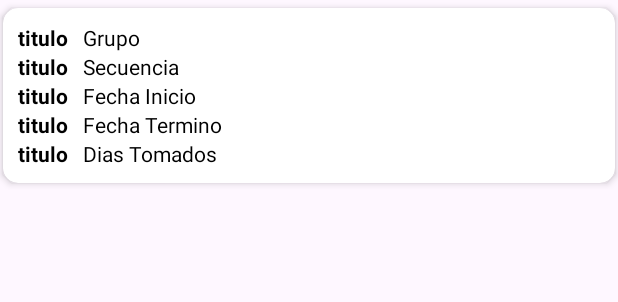
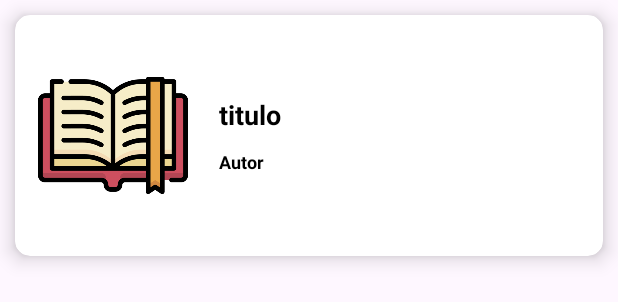
Before and after one commit to AlejandroMevi/books, an Android app: the layout list_books.xml on its own in the app's theme, with its tools: preview values and no code run, on a phone screen of 412 x 824 dp. Shown: the top 302 px of the screen. Run offline under Robolectric (Android 15) with nearby library versions, the phone set to English and light mode, and no system bars.

Commit message:
cardView personalizada
cardView personalizada

```diff
--- a/app/src/main/java/com/example/books/ui/home/BooksFragment.kt
+++ b/app/src/main/java/com/example/books/ui/home/BooksFragment.kt
@@ -47,7 +47,7 @@ class BooksFragment : Fragment() {
                     val dataModel = BooksInfo()
                     dataModel.id = response.items[i].id
                     dataModel.title = response.items[i].volumeInfo.title
-                    dataModel.authors = response.items[i].volumeInfo.authors.toString()
+                    dataModel.authors = response.items[i].volumeInfo.authors
                     dataModel.description = response.items[i].volumeInfo.description
                     dataModel.smallThumbnail =
                         response.items[i].volumeInfo.imageLinks.smallThumbnail
--- a/app/src/main/java/com/example/books/ui/home/BooksInfo.kt
+++ b/app/src/main/java/com/example/books/ui/home/BooksInfo.kt
@@ -3,7 +3,7 @@ package com.example.books.ui.home
 data class BooksInfo(
     var id: String? = null,
     var title: String? = null,
-    var authors: String? = null,
+    var authors: List<String>? = null,
     var description: String? = null,
     var smallThumbnail: String? = null,
     var thumbnail: String? = null,
--- a/app/src/main/java/com/example/books/ui/home/ListBooksAdapter.kt
+++ b/app/src/main/java/com/example/books/ui/home/ListBooksAdapter.kt
@@ -14,8 +14,7 @@ import com.example.books.databinding.ListBooksBinding
 class ListBooksAdapter
     (private val item: List<BooksInfo>) : RecyclerView.Adapter<ViewHolderGeneral<*>>() {
     companion object {
-        var listSolicitudSelect = MutableLiveData<List<Long>>()
-        val solicitudesSelect = mutableListOf<Long>()
+        var bookSelect = MutableLiveData<List<Long>>()
     }
     override fun onCreateViewHolder(parent: ViewGroup, viewType: Int): ViewHolderGeneral<*> {
         val itemBinding = ListBooksBinding.inflate(
@@ -42,12 +41,10 @@ class ListBooksAdapter
     override fun getItemCount(): Int = item.size
     private inner class ViewHolder(val binding: ListBooksBinding, val context: Context) : ViewHolderGeneral<BooksInfo>(binding.root) {
         override fun bind(item: BooksInfo) {
-            val grupo = item.authors
-            val secuencia = item.description
-            val fechaInicio = item.previewLink
-            binding.tvGrupo.text = grupo
-            binding.tvSecuencia.text = secuencia
-            binding.tvFechaInicio.text = fechaInicio
+            val autor = item.authors
+            val titulo = item.title
+            binding.titleBook.text = titulo
+            binding.titleAutor.text = autor.toString()
             /*
             binding.cbAutorizar.setOnCheckedChangeListener { _, isChecked ->
                 if (isChecked) {
--- a/app/src/main/res/layout/list_books.xml
+++ b/app/src/main/res/layout/list_books.xml
@@ -3,6 +3,7 @@
     xmlns:app="http://schemas.android.com/apk/res-auto"
     android:id="@+id/card"
     style="@style/ListabooksCardView"
+    android:layout_margin="@dimen/margin_normal"
     android:layout_width="match_parent"
     android:layout_height="wrap_content">
 
@@ -11,125 +12,52 @@
         android:layout_height="match_parent"
         android:layout_margin="@dimen/margin_normal">
 
+        <LinearLayout
+            android:layout_width="match_parent"
+            android:layout_height="match_parent"
+            android:orientation="horizontal"
+            app:layout_constraintBottom_toBottomOf="parent"
+            app:layout_constraintEnd_toEndOf="parent"
+            app:layout_constraintStart_toStartOf="parent"
+            app:layout_constraintTop_toTopOf="parent">
+
+            <ImageView
+                android:layout_width="100dp"
+                android:layout_height="130dp"
+                android:layout_margin="@dimen/margin_small"
+                android:src="@drawable/book" />
+
+
+            <LinearLayout
+                android:layout_width="wrap_content"
+                android:layout_height="wrap_content"
+                android:layout_margin="@dimen/margin_normal"
+                android:layout_gravity="center"
+                android:orientation="vertical">
+
                 <com.google.android.material.textview.MaterialTextView
-            android:id="@+id/title_grupo"
+                    android:id="@+id/title_book"
                     style="@style/TextHeader"
                     android:layout_width="wrap_content"
                     android:text="titulo"
+                    android:textSize="@dimen/text_title"
+                    android:layout_margin="@dimen/margin_small"
+                    android:textStyle="bold"
                     app:layout_constraintStart_toStartOf="parent"
                     app:layout_constraintTop_toTopOf="parent" />
 
                 <com.google.android.material.textview.MaterialTextView
-            android:id="@+id/title_secuencia"
+                    android:id="@+id/title_autor"
                     style="@style/TextHeader"
                     android:layout_width="wrap_content"
-            android:text="titulo"
-            app:layout_constraintStart_toStartOf="parent"
-            app:layout_constraintTop_toBottomOf="@+id/tv_grupo" />
+                    android:textSize="@dimen/text_body"
+                    android:layout_margin="@dimen/margin_small"
+                    android:text="Autor"
+                    app:layout_constraintStart_toStartOf="parent" />
+            </LinearLayout>
 
-        <com.google.android.material.textview.MaterialTextView
-            android:id="@+id/title_fechaInicio"
-            style="@style/TextHeader"
-            android:layout_width="wrap_content"
-            android:text="titulo"
-            app:layout_constraintStart_toStartOf="parent"
-            app:layout_constraintTop_toBottomOf="@+id/tv_secuencia" />
+        </LinearLayout>
 
-        <com.google.android.material.textview.MaterialTextView
-            android:id="@+id/title_FechaTermino"
-            style="@style/TextHeader"
-            android:layout_width="wrap_content"
-            android:text="titulo"
-            app:layout_constraintStart_toStartOf="parent"
-            app:layout_constraintTop_toBottomOf="@+id/tv_fechaInicio" />
-
-        <com.google.android.material.textview.MaterialTextView
-            android:id="@+id/title_diasTomados"
-            style="@style/TextHeader"
-            android:layout_width="wrap_content"
-            android:text="titulo"
-            app:layout_constraintStart_toStartOf="parent"
-            app:layout_constraintTop_toBottomOf="@+id/tv_FechaTermino" />
-
-        <androidx.constraintlayout.widget.Barrier
-            android:id="@+id/barrier"
-            android:layout_width="wrap_content"
-            android:layout_height="wrap_content"
-            app:barrierDirection="end"
-            app:constraint_referenced_ids="title_diasTomados,title_secuencia,title_FechaTermino,title_grupo,title_fechaInicio" />
-
-        <com.google.android.material.textview.MaterialTextView
-            android:id="@+id/tv_grupo"
-            style="@style/TextHeader"
-            android:layout_width="0dp"
-            android:layout_marginStart="@dimen/margin_normal"
-            android:text="Grupo"
-            android:textStyle="normal"
-            app:layout_constraintEnd_toStartOf="@+id/guideline"
-            app:layout_constraintStart_toStartOf="@+id/barrier"
-            app:layout_constraintTop_toTopOf="parent" />
-
-        <com.google.android.material.textview.MaterialTextView
-            android:id="@+id/tv_secuencia"
-            style="@style/TextHeader"
-            android:layout_width="0dp"
-            android:layout_marginStart="@dimen/margin_normal"
-            android:text="Secuencia"
-            android:textStyle="normal"
-            app:layout_constraintEnd_toStartOf="@+id/guideline"
-            app:layout_constraintStart_toStartOf="@+id/barrier"
-            app:layout_constraintTop_toTopOf="@+id/title_secuencia" />
-
-        <com.google.android.material.textview.MaterialTextView
-            android:id="@+id/tv_fechaInicio"
-            style="@style/TextHeader"
-            android:layout_width="0dp"
-            android:layout_marginStart="@dimen/margin_normal"
-            android:text="Fecha Inicio"
-            android:textStyle="normal"
-            app:layout_constraintEnd_toStartOf="@+id/guideline"
-            app:layout_constraintStart_toStartOf="@+id/barrier"
-            app:layout_constraintTop_toTopOf="@+id/title_fechaInicio" />
-
-        <com.google.android.material.textview.MaterialTextView
-            android:id="@+id/tv_FechaTermino"
-            style="@style/TextHeader"
-            android:layout_width="0dp"
-            android:layout_marginStart="@dimen/margin_normal"
-            android:text="Fecha Termino"
-            android:textStyle="normal"
-            app:layout_constraintEnd_toStartOf="@+id/guideline"
-            app:layout_constraintStart_toStartOf="@+id/barrier"
-            app:layout_constraintTop_toTopOf="@+id/title_FechaTermino" />
-
-        <com.google.android.material.textview.MaterialTextView
-            android:id="@+id/tv_diasTomados"
-            style="@style/TextHeader"
-            android:layout_width="0dp"
-            android:layout_marginStart="@dimen/margin_normal"
-            android:text="Dias Tomados"
-            android:textStyle="normal"
-            app:layout_constraintEnd_toStartOf="@+id/guideline"
-            app:layout_constraintStart_toStartOf="@+id/barrier"
-            app:layout_constraintTop_toTopOf="@+id/title_diasTomados" />
-
-        <androidx.constraintlayout.widget.Guideline
-            android:id="@+id/guideline"
-            android:layout_width="match_parent"
-            android:layout_height="match_parent"
-            android:orientation="vertical"
-            app:layout_constraintGuide_percent="0.75" />
-
-        <com.google.android.material.checkbox.MaterialCheckBox
-            android:id="@+id/cbAutorizar"
-            android:layout_width="wrap_content"
-            android:layout_height="wrap_content"
-            android:layout_gravity="center"
-            android:visibility="gone"
-            app:layout_constraintBottom_toBottomOf="parent"
-            app:layout_constraintEnd_toEndOf="parent"
-            app:layout_constraintStart_toEndOf="@id/guideline"
-            app:layout_constraintTop_toTopOf="parent" />
 
     </androidx.constraintlayout.widget.ConstraintLayout>
 
--- a/app/src/main/res/values/themes.xml
+++ b/app/src/main/res/values/themes.xml
@@ -19,7 +19,7 @@
     <style name="ListabooksCardView" parent="Widget.Material3.CardView.Elevated">
         <item name="android:backgroundTint">@color/white</item>
         <item name="cardCornerRadius">10dp</item>
-        <item name="cardElevation">3dp</item>
+        <item name="cardElevation">8dp</item>
         <item name="android:layout_marginTop">@dimen/margin_small</item>
         <item name="android:layout_marginBottom">@dimen/margin_small</item>
         <item name="android:layout_marginStart">2dp</item>
```
Also changed, not shown: app/src/main/res/drawable/book.png (added). Lines whose indentation alone changed are shown as unchanged.
